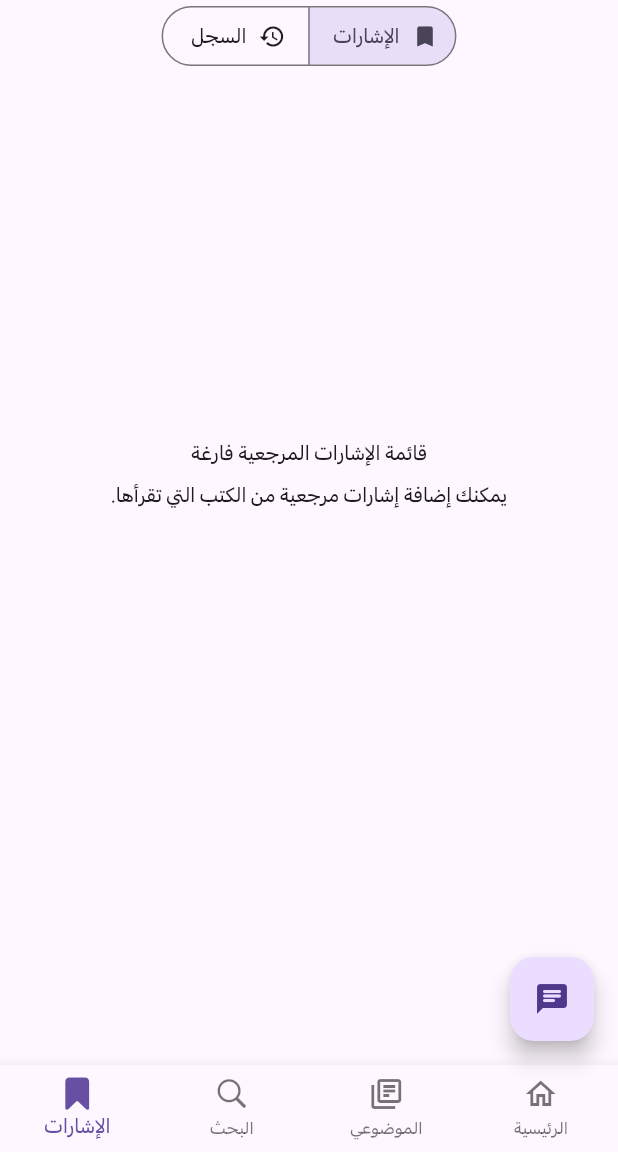
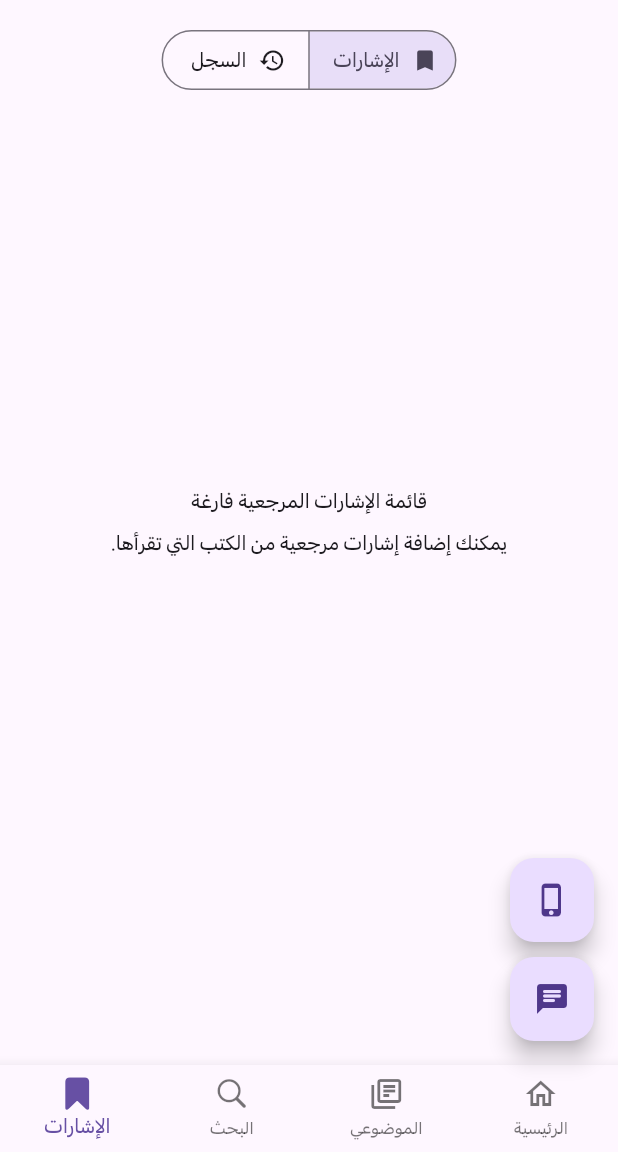
Before and after one commit to Amorphteam/z_platform, a Flutter app: the screen it shows after launch, item 4 of the bottom bar chosen, on a phone screen of 412 x 824 dp, the part 84-1236 px from its top. Run offline on Flutter 3.47's test engine with Material 3 defaults, Android fonts, the phone set to English and light mode, and no system bars; drawn by our look-alikes of dynamic_color; our stand-ins replace bloc, firebase_analytics, firebase_core, firebase_crashlytics, flutter_bloc, flutter_dotenv and 8 more; missing offline and left inert: cupertino_native, epub_parser; accounts and stored records are empty; network calls fail.

Commit message:
Update libraries Add new ui for ios (liquid design)

```diff
--- a/lib/main.dart
+++ b/lib/main.dart
@@ -65,7 +65,7 @@ class MyApp extends StatelessWidget {
               fontFamily: 'SFProDisplay',
               brightness: Brightness.light,
               scaffoldBackgroundColor: lightDynamic?.surfaceVariant,
-              cardTheme: CardTheme(
+              cardTheme: CardThemeData(
                 color: lightDynamic?.surface, // or surfaceVariant
                 elevation: 0,
                 shape: RoundedRectangleBorder(
@@ -81,7 +81,7 @@ class MyApp extends StatelessWidget {
               useMaterial3: true,
 
               scaffoldBackgroundColor: darkDynamic?.surfaceVariant,
-              cardTheme: CardTheme(
+              cardTheme: CardThemeData(
                 color: darkDynamic?.surface, // or surfaceVariant
                 elevation: 0,
                 shape: RoundedRectangleBorder(
--- a/lib/route_generator.dart
+++ b/lib/route_generator.dart
@@ -15,6 +15,7 @@ import 'package:masaha/screen/search/search_screen.dart';
 import 'package:masaha/screen/toc/cubit/toc_cubit.dart';
 import 'package:masaha/screen/toc/toc_screen.dart';
 import 'package:masaha/screen/color_palette/color_palette_screen.dart';
+import 'package:masaha/screen/liquid_glass_test/liquid_glass_test_screen.dart';
 import 'model/book_model.dart';
 import 'model/reference_model.dart';
 import 'model/search_model.dart';
@@ -75,6 +76,10 @@ class RouteGenerator {
             );
           },
         );
+      case '/liquidGlassTest':
+        return MaterialPageRoute(
+          builder: (context) => const LiquidGlassTestScreen(),
+        );
       default:
         return _errorRoute();
     }
--- a/lib/screen/bookmark/bookmark_screen.dart
+++ b/lib/screen/bookmark/bookmark_screen.dart
@@ -1,5 +1,7 @@
+import 'dart:io';
 import 'package:flutter/material.dart';
 import 'package:flutter_bloc/flutter_bloc.dart';
+import 'package:cupertino_native/cupertino_native.dart';
 import 'package:masaha/screen/bookmark/widgets/history_list_widget.dart';
 import '../../widget/custom_appbar.dart';
 import 'cubit/bookmark_cubit.dart';
@@ -15,6 +17,7 @@ class BookmarkScreen extends StatefulWidget {
 
 class _BookmarkScreenState extends State<BookmarkScreen> {
   String _selectedSegment = 'Bookmark';
+  int _selectedIndex = 0; // For CNSegmentedControl
 
 
   @override
@@ -37,18 +40,30 @@ class _BookmarkScreenState extends State<BookmarkScreen> {
       child: Column(
         children: [
           Padding(
-            padding: const EdgeInsets.only(top: 0.0),
-            child: SegmentedButton<String>(
+            padding: const EdgeInsets.all(16.0),
+            child: Platform.isIOS
+                ? CNSegmentedControl(
+                    labels: const ['الإشارات', 'السجل'],
+                    selectedIndex: _selectedIndex,
+                    onValueChanged: (index) {
+                      setState(() {
+                        _selectedIndex = index;
+                        _selectedSegment = index == 0 ? 'Bookmark' : 'History';
+                        _loadBookmarksOrHistory();
+                      });
+                    },
+                  )
+                : SegmentedButton<String>(
                     segments: [
                       ButtonSegment(
                         value: 'Bookmark',
                         label: const Text('الإشارات'),
-                  icon: _selectedSegment == 'Bookmark' ? const Icon(Icons.bookmark) : const Icon(Icons.bookmark),
+                        icon: const Icon(Icons.bookmark),
                       ),
                       ButtonSegment(
                         value: 'History',
                         label: const Text('السجل'),
-                  icon: _selectedSegment == 'History' ? const Icon(Icons.history) : const Icon(Icons.history),
+                        icon: const Icon(Icons.history),
                       ),
                     ],
                     selected: {_selectedSegment},
@@ -56,6 +71,7 @@ class _BookmarkScreenState extends State<BookmarkScreen> {
                     onSelectionChanged: (newSelection) {
                       setState(() {
                         _selectedSegment = newSelection.first;
+                        _selectedIndex = _selectedSegment == 'Bookmark' ? 0 : 1;
                         _loadBookmarksOrHistory();
                       });
                     },
--- a/lib/screen/host/host_screen.dart
+++ b/lib/screen/host/host_screen.dart
@@ -1,7 +1,9 @@
+import 'dart:io';
 import 'package:flutter/cupertino.dart';
 import 'package:flutter/material.dart';
 import 'package:flutter_bloc/flutter_bloc.dart';
 import 'package:flutter_svg/flutter_svg.dart';
+import 'package:cupertino_native/cupertino_native.dart';
 
 import '../bookmark/bookmark_screen.dart';
 import '../bookmark/cubit/bookmark_cubit.dart';
@@ -39,14 +41,58 @@ class _HostScreenState extends State<HostScreen> {
   Widget build(BuildContext context) {
     return Scaffold(
       body: _getScreen(_currentIndex),
-      floatingActionButton: FloatingActionButton(
+      floatingActionButton: Column(
+        mainAxisAlignment: MainAxisAlignment.end,
+        children: [
+          FloatingActionButton(
+            onPressed: () {
+              Navigator.pushNamed(context, '/liquidGlassTest');
+            },
+            heroTag: "liquid_glass",
+            child: const Icon(Icons.phone_iphone),
+            tooltip: 'Liquid Glass Test',
+          ),
+          const SizedBox(height: 10),
+          FloatingActionButton(
             onPressed: () {
               Navigator.pushNamed(context, '/chat');
             },
+            heroTag: "chat",
             child: const Icon(Icons.chat_rounded),
-        tooltip: 'View Color Palette',
+            tooltip: 'Chat',
           ),
-      bottomNavigationBar: Directionality(
+        ],
+      ),
+      bottomNavigationBar: Platform.isIOS
+          ? // Liquid Glass Tab Bar for iOS
+            CNTabBar(
+                items: const [
+                  CNTabBarItem(
+                    label: 'الإشارات',
+                    icon: CNSymbol('bookmark.fill'),
+                  ),
+                  CNTabBarItem(
+                    label: 'البحث',
+                    icon: CNSymbol('magnifyingglass'),
+                  ),
+                  CNTabBarItem(
+                    label: 'الموضوعي',
+                    icon: CNSymbol('book.fill'),
+                  ),
+                  CNTabBarItem(
+                    label: 'الرئيسية',
+                    icon: CNSymbol('house.fill'),
+                  ),
+                ],
+                currentIndex: 3 - _currentIndex, // Reverse index for RTL
+                onTap: (index) {
+                  setState(() {
+                    _currentIndex = 3 - index; // Reverse index back
+                  });
+                },
+              )
+          : // Material Bottom Navigation Bar for Android
+            Directionality(
                 textDirection: TextDirection.rtl,
                 child: BottomNavigationBar(
                   currentIndex: _currentIndex,
--- a/lib/util/time_zone_helper.dart
+++ b/lib/util/time_zone_helper.dart
@@ -61,9 +61,9 @@ class TimeZoneHelper {
 
   static Future<TimeZoneModel?> getTimeZone() async {
     try {
-      final String timeZone = await FlutterTimezone.getLocalTimezone();
+      final timezoneInfo = await FlutterTimezone.getLocalTimezone();
       final timeZoneModel = TimeZoneModel(
-        zone: timeZone
+        zone: timezoneInfo.toString()
       );
       return timeZoneModel;
     } catch (e) {
```
Also changed, not shown: lib/screen/liquid_glass_test/liquid_glass_test_screen.dart (added, +286 -0 lines), pubspec.yaml (+10 -7 lines), pubspec.lock, 21 other files. Lines whose indentation alone changed are shown as unchanged.
